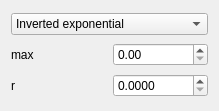
Old version of the form Tools/ToolMutualismBreakdowner/qtpoisoningfunctionwidget.ui in the repository richelbilderbeek/ProjectRichelBilderbeek.
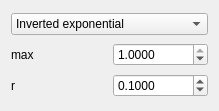
New version of the form.

```diff
--- a/Tools/ToolMutualismBreakdowner/qtpoisoningfunctionwidget.ui
+++ b/Tools/ToolMutualismBreakdowner/qtpoisoningfunctionwidget.ui
@@ -25,6 +25,9 @@
      <property name="singleStep">
       <double>0.100000000000000</double>
      </property>
+     <property name="value">
+      <double>0.100000000000000</double>
+     </property>
     </widget>
    </item>
    <item row="2" column="0">
@@ -44,7 +47,23 @@
     </widget>
    </item>
    <item row="1" column="1">
-    <widget class="QDoubleSpinBox" name="box_ie_max"/>
+    <widget class="QDoubleSpinBox" name="box_ie_max">
+     <property name="decimals">
+      <number>4</number>
+     </property>
+     <property name="minimum">
+      <double>0.000000000000000</double>
+     </property>
+     <property name="maximum">
+      <double>1.000000000000000</double>
+     </property>
+     <property name="singleStep">
+      <double>0.100000000000000</double>
+     </property>
+     <property name="value">
+      <double>1.000000000000000</double>
+     </property>
+    </widget>
    </item>
    <item row="1" column="0">
     <widget class="QLabel" name="label_ie_max">
```
